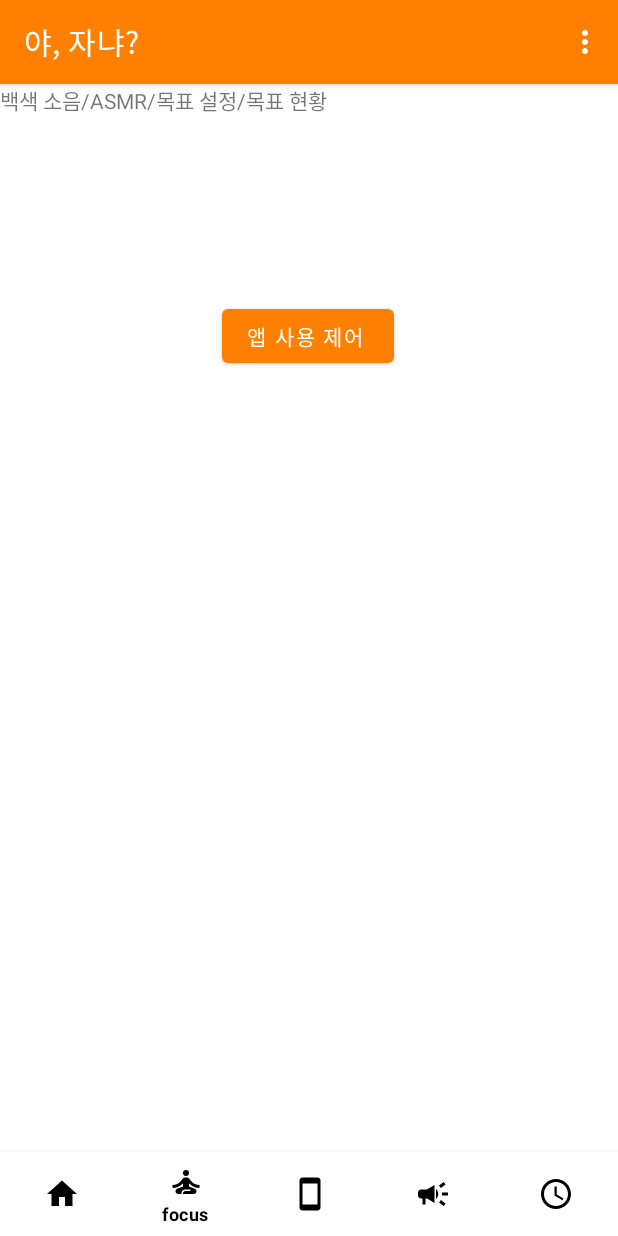
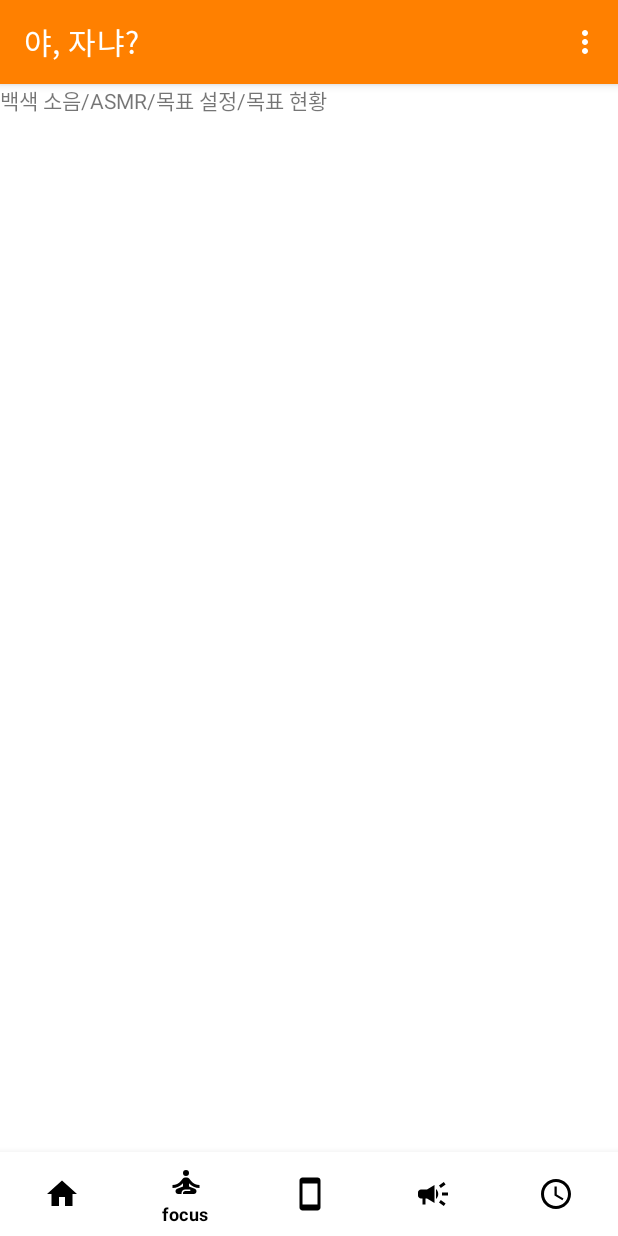
Before and after one commit to Kimminchae-lab/SW_Engineering_Network_Programming, an Android app: the screen it shows after launch (MainActivity), item 2 of the bottom bar chosen, on a phone screen of 412 x 824 dp. Run offline under Robolectric (Android 15) with nearby library versions, the phone set to English and light mode, and no system bars; libraries missing offline, so code that uses them is left out: com.github.clans.fab; plain views replace FloatingActionButton, FloatingActionMenu.

Commit message:
edit fragment_focus.xml

```diff
--- a/Android/app/src/main/res/layout/fragment_focus.xml
+++ b/Android/app/src/main/res/layout/fragment_focus.xml
@@ -13,16 +13,6 @@
         android:layout_height="match_parent"
         android:text="백색 소음/ASMR/목표 설정/목표 현황" />
 
-    <Button
-        android:id="@+id/button_Focus"
-        android:layout_width="wrap_content"
-        android:layout_height="wrap_content"
-        android:layout_marginTop="144dp"
-        android:text="앱 사용 제어 "
-        app:layout_constraintEnd_toEndOf="parent"
-        app:layout_constraintHorizontal_bias="0.498"
-        app:layout_constraintStart_toStartOf="parent"
-        app:layout_constraintTop_toTopOf="parent" />
 
     <com.github.clans.fab.FloatingActionMenu
         android:layout_width="wrap_content"
```
